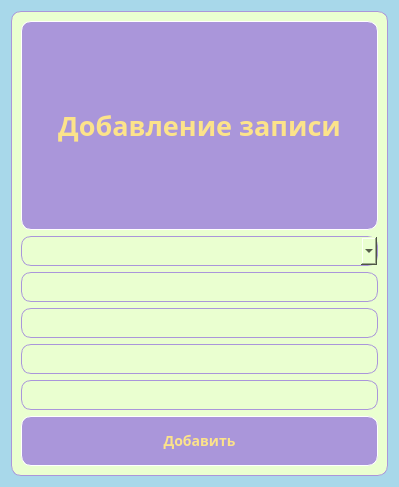
HyperMakson/DatabaseConnection, file design/dialog_new.ui: the form before one commit.
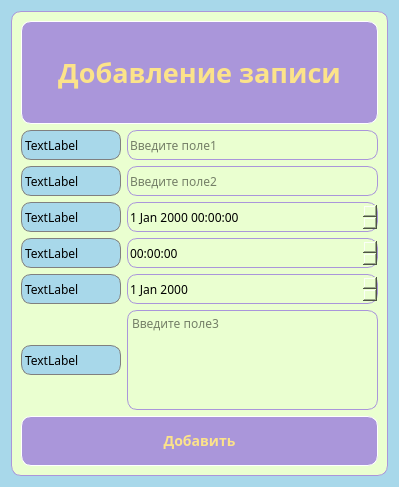
The form after the commit. Icons and pictures are not drawn.

What changed in the file:
```diff
--- a/design/dialog_new.ui
+++ b/design/dialog_new.ui
@@ -62,42 +62,22 @@
        </widget>
       </item>
       <item>
-       <widget class="QComboBox" name="combox_choose_table">
+       <layout class="QHBoxLayout" name="horizontalLayout">
+        <item>
+         <widget class="QLabel" name="label">
         <property name="minimumSize">
          <size>
-          <width>0</width>
-          <height>30</height>
+            <width>100</width>
+            <height>0</height>
          </size>
         </property>
         <property name="styleSheet">
-         <string notr="true"/>
-        </property>
-        <property name="currentIndex">
-         <number>-1</number>
-        </property>
-        <property name="placeholderText">
-         <string>Выбери таблицу</string>
-        </property>
-        <item>
+           <string notr="true">background-color: #A8D8EA;
+border: 1px solid gray;</string>
+          </property>
          <property name="text">
-          <string>Element 1</string>
-         </property>
-        </item>
-        <item>
-         <property name="text">
-          <string>Element 2</string>
-         </property>
-        </item>
-        <item>
-         <property name="text">
-          <string>Element 3</string>
-         </property>
-        </item>
-        <item>
-         <property name="text">
-          <string>Element 4</string>
-         </property>
-        </item>
+           <string>TextLabel</string>
+          </property>
        </widget>
       </item>
       <item>
@@ -108,6 +88,30 @@
           <height>30</height>
          </size>
         </property>
+          <property name="placeholderText">
+           <string>Введите поле1</string>
+          </property>
+         </widget>
+        </item>
+       </layout>
+      </item>
+      <item>
+       <layout class="QHBoxLayout" name="horizontalLayout_2">
+        <item>
+         <widget class="QLabel" name="label_2">
+          <property name="minimumSize">
+           <size>
+            <width>100</width>
+            <height>0</height>
+           </size>
+          </property>
+          <property name="styleSheet">
+           <string notr="true">background-color: #A8D8EA;
+border: 1px solid gray;</string>
+          </property>
+          <property name="text">
+           <string>TextLabel</string>
+          </property>
        </widget>
       </item>
       <item>
@@ -118,27 +122,169 @@
           <height>30</height>
          </size>
         </property>
-       </widget>
-      </item>
+          <property name="placeholderText">
+           <string>Введите поле2</string>
+          </property>
+         </widget>
+        </item>
+       </layout>
+      </item>
       <item>
-       <widget class="QLineEdit" name="lineEdit_3">
+       <layout class="QHBoxLayout" name="horizontalLayout_3">
+        <item>
+         <widget class="QLabel" name="label_3">
         <property name="minimumSize">
          <size>
+            <width>100</width>
+            <height>0</height>
+           </size>
+          </property>
+          <property name="maximumSize">
+           <size>
+            <width>100</width>
+            <height>16777215</height>
+           </size>
+          </property>
+          <property name="styleSheet">
+           <string notr="true">background-color: #A8D8EA;
+border: 1px solid gray;</string>
+          </property>
+          <property name="text">
+           <string>TextLabel</string>
+          </property>
+         </widget>
+        </item>
+        <item>
+         <widget class="QDateTimeEdit" name="dateTimeEdit">
+          <property name="minimumSize">
+           <size>
           <width>0</width>
           <height>30</height>
          </size>
         </property>
        </widget>
       </item>
+       </layout>
+      </item>
       <item>
-       <widget class="QLineEdit" name="lineEdit_4">
+       <layout class="QHBoxLayout" name="horizontalLayout_4">
+        <item>
+         <widget class="QLabel" name="label_4">
         <property name="minimumSize">
          <size>
+            <width>100</width>
+            <height>0</height>
+           </size>
+          </property>
+          <property name="maximumSize">
+           <size>
+            <width>100</width>
+            <height>16777215</height>
+           </size>
+          </property>
+          <property name="styleSheet">
+           <string notr="true">background-color: #A8D8EA;
+border: 1px solid gray;</string>
+          </property>
+          <property name="text">
+           <string>TextLabel</string>
+          </property>
+         </widget>
+        </item>
+        <item>
+         <widget class="QTimeEdit" name="timeEdit">
+          <property name="minimumSize">
+           <size>
           <width>0</width>
           <height>30</height>
          </size>
         </property>
        </widget>
+        </item>
+       </layout>
+      </item>
+      <item>
+       <layout class="QHBoxLayout" name="horizontalLayout_5">
+        <item>
+         <widget class="QLabel" name="label_5">
+          <property name="minimumSize">
+           <size>
+            <width>100</width>
+            <height>0</height>
+           </size>
+          </property>
+          <property name="maximumSize">
+           <size>
+            <width>100</width>
+            <height>16777215</height>
+           </size>
+          </property>
+          <property name="styleSheet">
+           <string notr="true">background-color: #A8D8EA;
+border: 1px solid gray;</string>
+          </property>
+          <property name="text">
+           <string>TextLabel</string>
+          </property>
+         </widget>
+        </item>
+        <item>
+         <widget class="QDateEdit" name="dateEdit">
+          <property name="minimumSize">
+           <size>
+            <width>0</width>
+            <height>30</height>
+           </size>
+          </property>
+         </widget>
+        </item>
+       </layout>
+      </item>
+      <item>
+       <layout class="QHBoxLayout" name="horizontalLayout_6">
+        <item>
+         <widget class="QLabel" name="label_6">
+          <property name="minimumSize">
+           <size>
+            <width>100</width>
+            <height>30</height>
+           </size>
+          </property>
+          <property name="maximumSize">
+           <size>
+            <width>16777215</width>
+            <height>30</height>
+           </size>
+          </property>
+          <property name="styleSheet">
+           <string notr="true">background-color: #A8D8EA;
+border: 1px solid gray;</string>
+          </property>
+          <property name="text">
+           <string>TextLabel</string>
+          </property>
+         </widget>
+        </item>
+        <item>
+         <widget class="QTextEdit" name="textEdit">
+          <property name="minimumSize">
+           <size>
+            <width>0</width>
+            <height>0</height>
+           </size>
+          </property>
+          <property name="maximumSize">
+           <size>
+            <width>16777215</width>
+            <height>100</height>
+           </size>
+          </property>
+          <property name="placeholderText">
+           <string>Введите поле3</string>
+          </property>
+         </widget>
+        </item>
+       </layout>
       </item>
       <item>
        <widget class="QPushButton" name="btn_new_entry">
```
Lines whose indentation alone changed are shown as unchanged.
